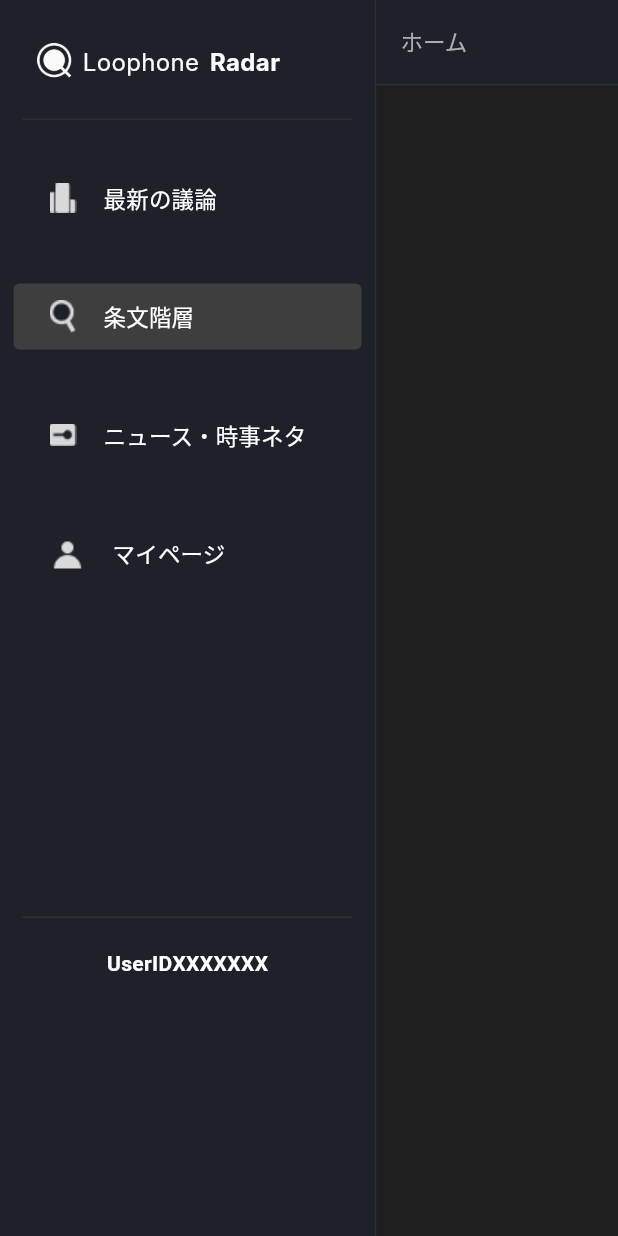
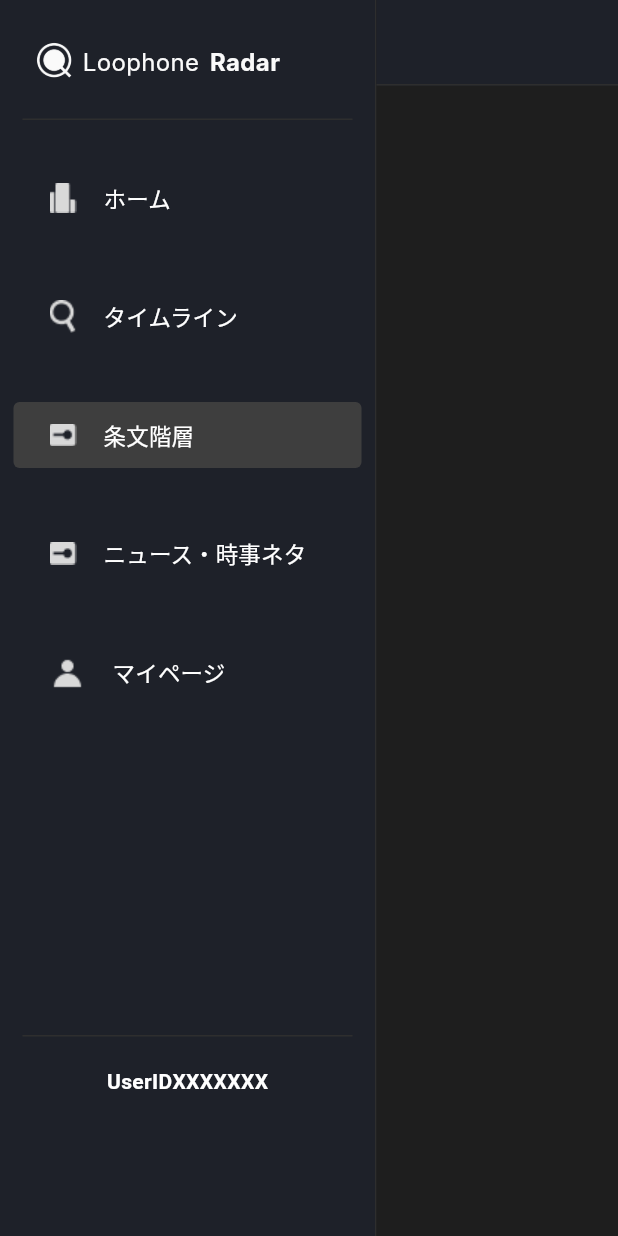
Before and after one commit to yushi-ie/hourei-frontend, a Flutter app: the screen it shows after launch, after a tap on "条文階層", on a phone screen of 412 x 824 dp. Run offline on Flutter 3.47's test engine with Material 3 defaults, Android fonts, the phone set to English and light mode, and no system bars; Roboto replaces fonts that are missing (Inter).

Commit message:
fix_home_ui

```diff
--- a/lib/main.dart
+++ b/lib/main.dart
@@ -1,5 +1,5 @@
 import 'package:flutter/material.dart';
-import 'screens/home_screen.dart';
+import 'screens/home_ui_screen.dart';
 
 void main() {
   runApp(const MyApp());
--- a/lib/screens/home_screen.dart
+++ b/lib/screens/home_ui_screen.dart
@@ -8,10 +8,11 @@ class HomeScreen extends StatefulWidget {
 }
 
 class _HomeScreenState extends State<HomeScreen> {
-  bool isSelected = false;
-  bool checkIsSelected = false;
+  bool homeIsSelected = true;
+  bool timelineIsSelected = false;
   bool newIsSelected = false;
   bool myPageIsSelected = false;
+  bool zyoubunIsSelected = false;
 
   @override
   Widget build(BuildContext context) {
@@ -81,10 +82,11 @@ class _HomeScreenState extends State<HomeScreen> {
                   child: ElevatedButton(
                       onPressed: () {
                         setState(() {
-                          isSelected = true;
-                          checkIsSelected = false;
+                          homeIsSelected = true;
+                          timelineIsSelected = false;
                           newIsSelected = false;
                           myPageIsSelected = false;
+                          zyoubunIsSelected = false;
                         });
                         // 議論画面に遷移する処理
                       },
@@ -93,7 +95,7 @@ class _HomeScreenState extends State<HomeScreen> {
                           shape: RoundedRectangleBorder(
                             borderRadius: BorderRadius.circular(4),
                           ),
-                          backgroundColor: isSelected
+                          backgroundColor: homeIsSelected
                               ? const Color(0xFF3E3E3E)
                               : const Color(0xFF1E2129)),
                       child: Row(children: [
@@ -101,7 +103,7 @@ class _HomeScreenState extends State<HomeScreen> {
                           'assets/giron.png',
                         ),
                         const SizedBox(width: 18),
-                        const Text('最新の議論',
+                        const Text('ホーム',
                             style: TextStyle(fontSize: 15, color: Colors.white))
                       ])),
                 ),
@@ -112,24 +114,57 @@ class _HomeScreenState extends State<HomeScreen> {
                   child: ElevatedButton(
                       onPressed: () {
                         setState(() {
-                          checkIsSelected = true;
-                          isSelected = false;
+                          timelineIsSelected = true;
+                          homeIsSelected = false;
                           newIsSelected = false;
                           myPageIsSelected = false;
+                          zyoubunIsSelected = false;
                         });
-                        // 条文階層の画面に遷移する処理
+                        // タイムラインの画面に遷移する処理
                       },
                       style: ElevatedButton.styleFrom(
                           elevation: 0,
                           shape: RoundedRectangleBorder(
                             borderRadius: BorderRadius.circular(4), // ← ここを調整
                           ),
-                          backgroundColor: checkIsSelected
+                          backgroundColor: timelineIsSelected
                               ? const Color(0xFF3E3E3E)
                               : const Color(0xFF1E2129)),
                       child: Row(children: [
                         Image.asset(
                           'assets/kensaku.png',
+                        ),
+                        const SizedBox(width: 18),
+                        const Text('タイムライン',
+                            style: TextStyle(fontSize: 15, color: Colors.white))
+                      ])),
+                ),
+                const SizedBox(height: 35),
+                SizedBox(
+                  width: 232,
+                  height: 44,
+                  child: ElevatedButton(
+                      onPressed: () {
+                        setState(() {
+                          zyoubunIsSelected = true;
+                          newIsSelected = false;
+                          timelineIsSelected = false;
+                          homeIsSelected = false;
+                          myPageIsSelected = false;
+                        });
+                        // 条文階層画面に遷移する処理
+                      },
+                      style: ElevatedButton.styleFrom(
+                          elevation: 0,
+                          shape: RoundedRectangleBorder(
+                            borderRadius: BorderRadius.circular(4),
+                          ),
+                          backgroundColor: zyoubunIsSelected
+                              ? const Color(0xFF3E3E3E)
+                              : const Color(0xFF1E2129)),
+                      child: Row(children: [
+                        Image.asset(
+                          'assets/news.png',
                         ),
                         const SizedBox(width: 18),
                         const Text('条文階層',
@@ -144,9 +179,10 @@ class _HomeScreenState extends State<HomeScreen> {
                       onPressed: () {
                         setState(() {
                           newIsSelected = true;
-                          checkIsSelected = false;
-                          isSelected = false;
+                          timelineIsSelected = false;
+                          homeIsSelected = false;
                           myPageIsSelected = false;
+                          zyoubunIsSelected = false;
                         });
                         // ニュース画面に遷移する処理
                       },
@@ -176,8 +212,9 @@ class _HomeScreenState extends State<HomeScreen> {
                         setState(() {
                           myPageIsSelected = true;
                           newIsSelected = false;
-                          checkIsSelected = false;
-                          isSelected = false;
+                          timelineIsSelected = false;
+                          homeIsSelected = false;
+                          zyoubunIsSelected = false;
                         });
                         // マイページ画面に遷移する処理
                       },
@@ -223,16 +260,17 @@ class _HomeScreenState extends State<HomeScreen> {
           backgroundColor: const Color(0xFF1E1E1E),
           appBar: AppBar(
             backgroundColor: const Color(0xFF1E2129),
-            title: const Row(
-              mainAxisAlignment: MainAxisAlignment.start,
-              children: [
-                Text(
-                  'ホーム',
-                )
-              ],
-            ),
-            titleTextStyle:
-                const TextStyle(color: Color(0xFFACACAC), fontSize: 15),
+            // 各画面ごとにText変更
+            // title: const Row(
+            //   mainAxisAlignment: MainAxisAlignment.start,
+            //   children: [
+            //     Text(
+            //       'ホーム',
+            //     )
+            //   ],
+            // ),
+            // titleTextStyle:
+            //     const TextStyle(color: Color(0xFFACACAC), fontSize: 15),
             bottom: const PreferredSize(
               preferredSize: Size.fromHeight(1),
               child: Divider(
```
